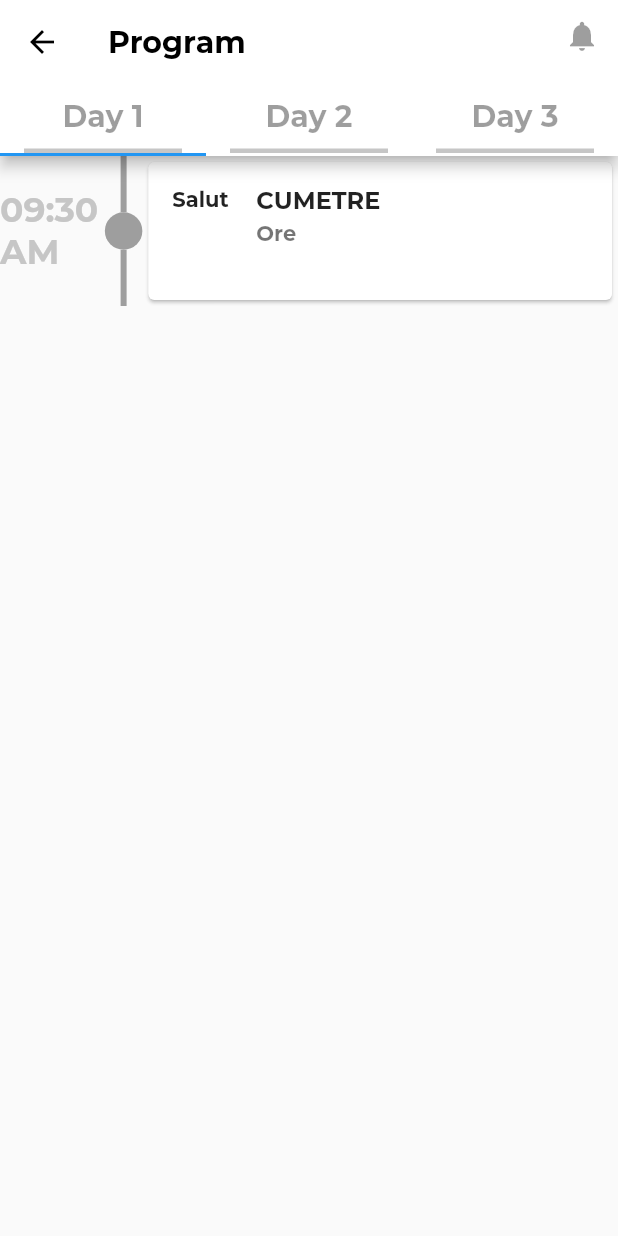
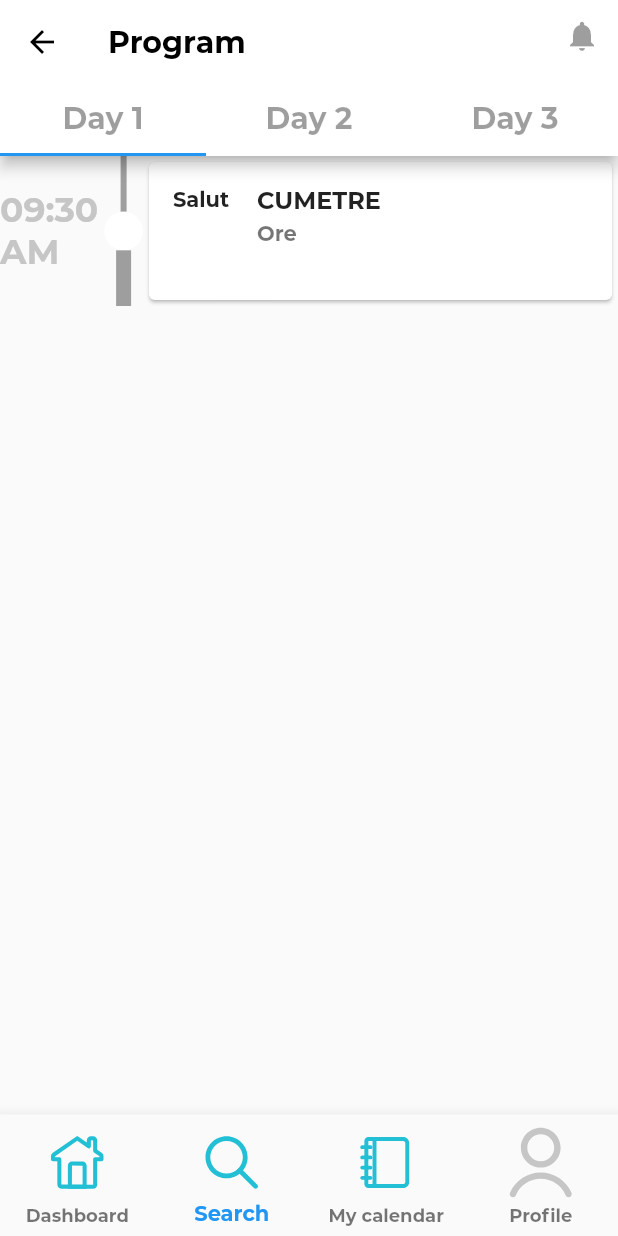
Before and after one commit to Hunterc321/licenta, a Flutter app: the Program screen opened directly, on a phone screen of 412 x 824 dp. Run offline on Flutter 3.47's test engine with Material 2 defaults, Android fonts, the phone set to English and light mode, and no system bars; drawn by our look-alikes of timeline_tile; our stand-ins replace flutter_svg, splashscreen; project files that could hold a hidden picture were left out.

Commit message:
Adds new files

```diff
--- a/flutter_app/lib/conference/program/ics_program.dart
+++ b/flutter_app/lib/conference/program/ics_program.dart
@@ -3,6 +3,7 @@ import 'package:flutter_svg/flutter_svg.dart';
 import 'package:timeline_tile/timeline_tile.dart';
 import 'package:flutterapp/conference/ics_drawer.dart';
 import 'package:flutterapp/conference/program/ics_timeline.dart';
+import 'package:flutterapp/conference/ics_main.dart';
 
 class Program extends StatefulWidget {
   @override
@@ -21,6 +22,7 @@ class _ProgramState extends State<Program> {
     return DefaultTabController(length: 3,
       child: Scaffold(
         appBar: _buildAppBar(context),
+        bottomNavigationBar: _buildBottomNavigationBar(context),
         body: Container(height: 100,
           child: TabBarView(children: <Widget>[
            Container(child: _buildTimelineTile("09:30\nAM", context),height: 10,),
@@ -45,9 +47,6 @@ PreferredSizeWidget _buildAppBar(BuildContext context) {
           child: Container(
               height: 100,
               width: MediaQuery.of(context).size.width / 2.5,
-              decoration: pressedUpcoming
-                  ? boxDecorationNotPressed()
-                  : boxDecorationPressed(),
               child: FlatButton(
 
                   child: Text("Day 1",
@@ -58,9 +57,7 @@ PreferredSizeWidget _buildAppBar(BuildContext context) {
           child: Container(
               height: 100,
               width: MediaQuery.of(context).size.width / 2.5,
-              decoration: pressedUpcoming
-                  ? boxDecorationNotPressed()
-                  : boxDecorationPressed(),
+
               child: FlatButton(
 
                   child: Text("Day 2",
@@ -71,9 +68,6 @@ PreferredSizeWidget _buildAppBar(BuildContext context) {
           child: Container(
               height: 100,
               width: MediaQuery.of(context).size.width / 2.5,
-              decoration: pressedUpcoming
-                  ? boxDecorationNotPressed()
-                  : boxDecorationPressed(),
               child: FlatButton(
 
                   child: Text("Day 3",
@@ -112,7 +106,11 @@ BoxDecoration boxDecorationPressed() {
 TimelineTile _buildTimelineTile(
   String hour,BuildContext context
 ) {
+  var screenHeight = MediaQuery.of(context).size.height;
+  var screenWidth = MediaQuery.of(context).size.width;
   return TimelineTile(
+    bottomLineStyle:LineStyle(width: 10),
+    indicatorStyle: IndicatorStyle(width:screenWidth/16,color: Colors.white),
     alignment: TimelineAlign.manual,
     lineX: 0.2,
     leftChild: Container(height: MediaQuery.of(context).size.height/4,
@@ -137,3 +135,26 @@ TimelineTile _buildTimelineTile(
     ),),
   );
 }
+Widget _buildBottomNavigationBar(BuildContext context) {
+  var screenHeight = MediaQuery.of(context).size.height;
+  var screenWidth = MediaQuery.of(context).size.width;
+  return BottomNavigationBar(
+      currentIndex: 1,
+      type: BottomNavigationBarType.fixed,
+      items: [
+        BottomNavigationBarItem(
+            icon: SvgPicture.asset(home), title: Text("Dashboard")),
+        BottomNavigationBarItem(
+            icon: SvgPicture.asset(
+              search,
+            ),
+            title: Text(
+              "Search",
+              style: TextStyle(color: Colors.black),
+            )),
+        BottomNavigationBarItem(
+            icon: SvgPicture.asset(calendar), title: Text("My calendar")),
+        BottomNavigationBarItem(
+            icon: SvgPicture.asset(profile), title: Text("Profile"))
+      ]);
+}
--- /dev/null
+++ b/flutter_app/lib/conference/program/ics_sessionDetails.dart
@@ -0,0 +1,15 @@
+import 'package:flutter/material.dart';
+import 'package:flutter_svg/flutter_svg.dart';
+import 'package:timeline_tile/timeline_tile.dart';
+
+class SessionDetails extends StatefulWidget {
+  @override
+  _SessionDetailsState createState() => _SessionDetailsState();
+}
+
+class _SessionDetailsState extends State<SessionDetails> {
+  @override
+  Widget build(BuildContext context) {
+    return Container();
+  }
+}
```
